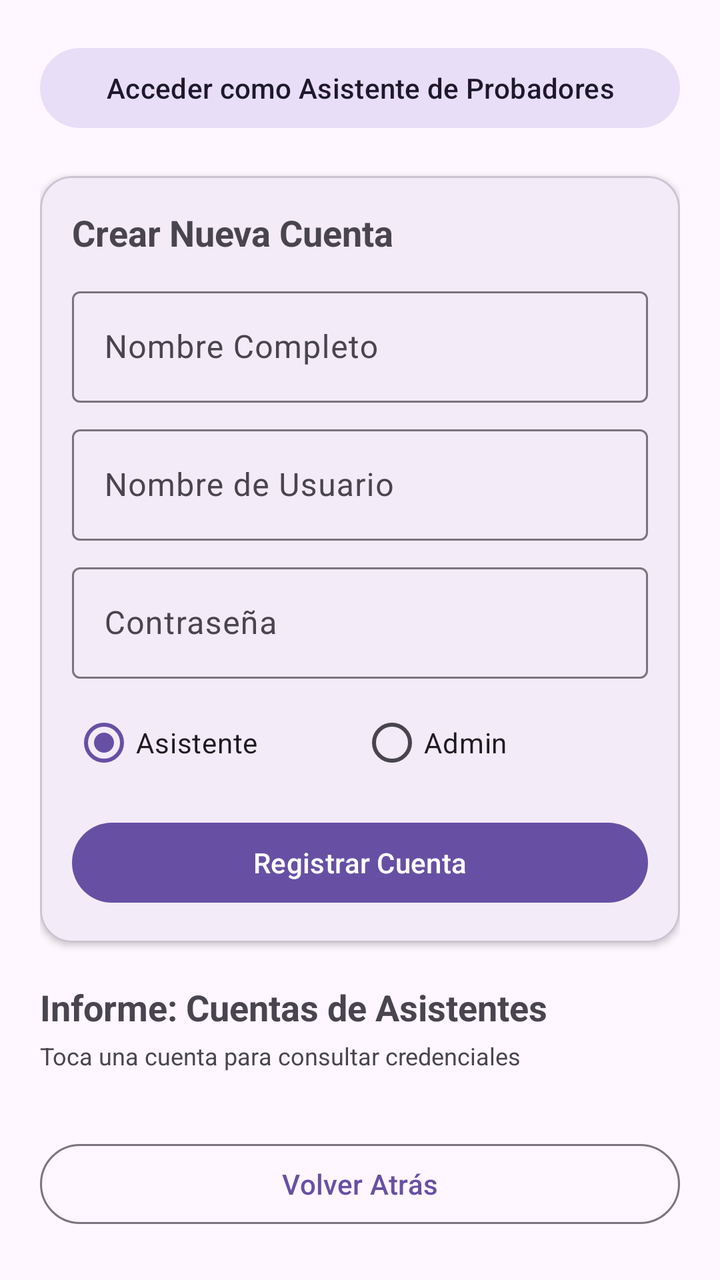
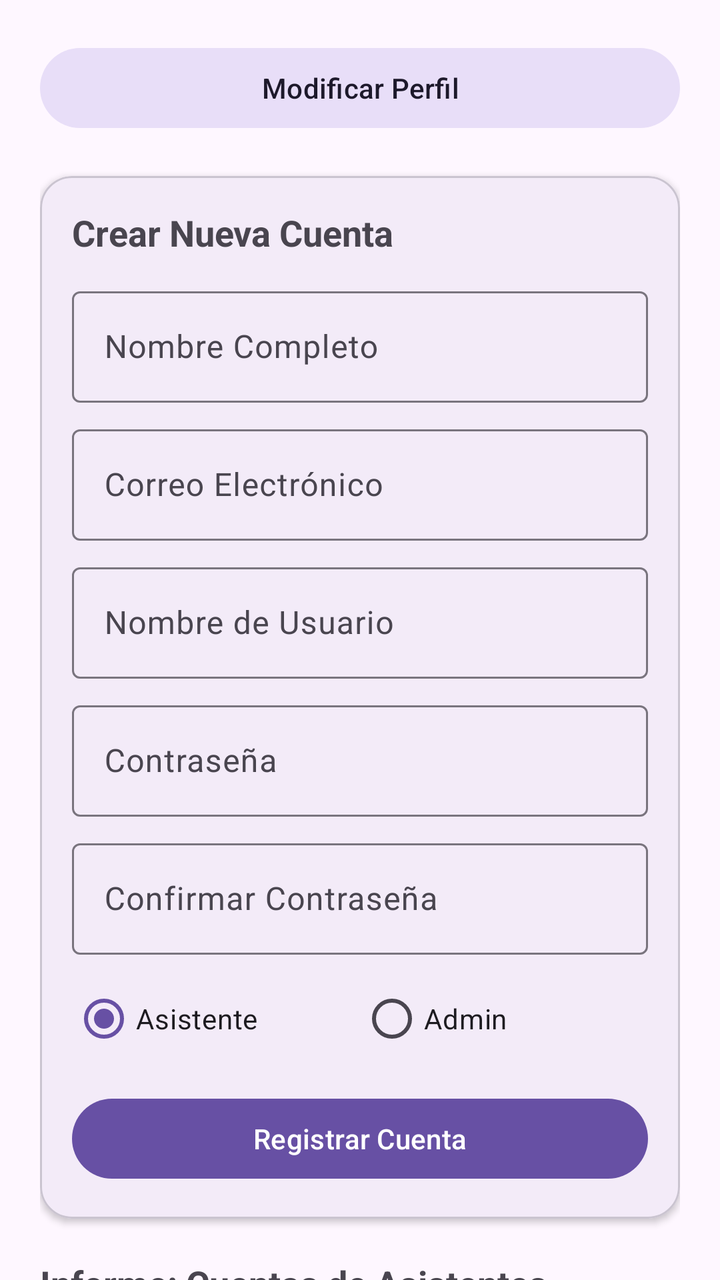

Compare the two renders of this Android layout. The source of the first and the diff that turns it into the second are given below.
<!-- AndroidManifest.xml: application theme Theme.RinconSurProbadores -->
<!-- res/layout/fragment_admin.xml -->
<?xml version="1.0" encoding="utf-8"?>
<androidx.core.widget.NestedScrollView xmlns:android="http://schemas.android.com/apk/res/android"
    xmlns:app="http://schemas.android.com/apk/res-auto"
    xmlns:tools="http://schemas.android.com/tools"
    android:layout_width="match_parent"
    android:layout_height="match_parent"
    android:fillViewport="true">

    <LinearLayout
        android:layout_width="match_parent"
        android:layout_height="wrap_content"
        android:orientation="vertical"
        android:padding="20dp">

        
        <Button
            android:id="@+id/btnIrVistaAsistente"
            style="@style/Widget.Material3.Button.TonalButton"
            android:layout_width="match_parent"
            android:layout_height="wrap_content"
            android:layout_marginBottom="20dp"
            android:text="Acceder como Asistente de Probadores" />

        
        <com.google.android.material.card.MaterialCardView
            android:layout_width="match_parent"
            android:layout_height="wrap_content"
            android:layout_marginBottom="20dp"
            app:cardCornerRadius="16dp"
            app:cardElevation="2dp">

            <LinearLayout
                android:layout_width="match_parent"
                android:layout_height="wrap_content"
                android:orientation="vertical"
                android:padding="16dp">

                <TextView
                    android:layout_width="wrap_content"
                    android:layout_height="wrap_content"
                    android:layout_marginBottom="12dp"
                    android:text="Crear Nueva Cuenta"
                    android:textSize="18sp"
                    android:textStyle="bold" />

                <com.google.android.material.textfield.TextInputLayout
                    style="@style/Widget.Material3.TextInputLayout.OutlinedBox"
                    android:layout_width="match_parent"
                    android:layout_height="wrap_content"
                    android:layout_marginBottom="8dp"
                    android:hint="Nombre Completo">

                    <com.google.android.material.textfield.TextInputEditText
                        android:id="@+id/etNombreNuevo"
                        android:layout_width="match_parent"
                        android:layout_height="wrap_content" />
                </com.google.android.material.textfield.TextInputLayout>

                <com.google.android.material.textfield.TextInputLayout
                    style="@style/Widget.Material3.TextInputLayout.OutlinedBox"
                    android:layout_width="match_parent"
                    android:layout_height="wrap_content"
                    android:layout_marginBottom="8dp"
                    android:hint="Nombre de Usuario">

                    <com.google.android.material.textfield.TextInputEditText
                        android:id="@+id/etUsernameNuevo"
                        android:layout_width="match_parent"
                        android:layout_height="wrap_content"
                        android:inputType="textNoSuggestions" />
                </com.google.android.material.textfield.TextInputLayout>

                <com.google.android.material.textfield.TextInputLayout
                    style="@style/Widget.Material3.TextInputLayout.OutlinedBox"
                    android:layout_width="match_parent"
                    android:layout_height="wrap_content"
                    android:layout_marginBottom="8dp"
                    android:hint="Contraseña">

                    <com.google.android.material.textfield.TextInputEditText
                        android:id="@+id/etPassNuevo"
                        android:layout_width="match_parent"
                        android:layout_height="wrap_content"
                        android:inputType="textPassword" />
                </com.google.android.material.textfield.TextInputLayout>

                <RadioGroup
                    android:id="@+id/rgRol"
                    android:layout_width="match_parent"
                    android:layout_height="wrap_content"
                    android:layout_marginBottom="12dp"
                    android:orientation="horizontal">

                    <RadioButton
                        android:id="@+id/rbAsistente"
                        android:layout_width="0dp"
                        android:layout_height="wrap_content"
                        android:layout_weight="1"
                        android:checked="true"
                        android:text="Asistente" />

                    <RadioButton
                        android:id="@+id/rbAdmin"
                        android:layout_width="0dp"
                        android:layout_height="wrap_content"
                        android:layout_weight="1"
                        android:text="Admin" />
                </RadioGroup>

                <Button
                    android:id="@+id/btnCrearCuenta"
                    android:layout_width="match_parent"
                    android:layout_height="wrap_content"
                    android:text="Registrar Cuenta" />
            </LinearLayout>
        </com.google.android.material.card.MaterialCardView>

        
        <TextView
            android:layout_width="wrap_content"
            android:layout_height="wrap_content"
            android:layout_marginBottom="4dp"
            android:text="Informe: Cuentas de Asistentes"
            android:textSize="18sp"
            android:textStyle="bold" />

        <TextView
            android:layout_width="wrap_content"
            android:layout_height="wrap_content"
            android:layout_marginBottom="12dp"
            android:text="Toca una cuenta para consultar credenciales"
            android:textColor="?attr/colorOnSurfaceVariant"
            android:textSize="12sp" />

        <androidx.recyclerview.widget.RecyclerView
            android:id="@+id/rvUsuarios"
            android:layout_width="match_parent"
            android:layout_height="wrap_content"
            android:nestedScrollingEnabled="false" />

        
        <Button
            android:id="@+id/btnVolverAtras"
            style="@style/Widget.Material3.Button.OutlinedButton"
            android:layout_width="match_parent"
            android:layout_height="wrap_content"
            android:layout_marginTop="20dp"
            android:text="Volver Atrás" />

    </LinearLayout>
</androidx.core.widget.NestedScrollView>
<!-- resources referenced by this layout -->
<resources>
  <style name="Theme.RinconSurProbadores" parent="Base.Theme.RinconSurProbadores" />
  <style name="Base.Theme.RinconSurProbadores" parent="Theme.Material3.DayNight.NoActionBar">
          
          
      </style>
</resources>

<!-- the commit's change to res/layout/fragment_admin.xml (unified diff, before → after) -->
@@ -14,12 +14,12 @@
 
         
         <Button
-            android:id="@+id/btnIrVistaAsistente"
+            android:id="@+id/btnModificarPerfil"
             style="@style/Widget.Material3.Button.TonalButton"
             android:layout_width="match_parent"
             android:layout_height="wrap_content"
             android:layout_marginBottom="20dp"
-            android:text="Acceder como Asistente de Probadores" />
+            android:text="Modificar Perfil" />
 
         
         <com.google.android.material.card.MaterialCardView
@@ -61,6 +61,20 @@
                     android:layout_width="match_parent"
                     android:layout_height="wrap_content"
                     android:layout_marginBottom="8dp"
+                    android:hint="Correo Electrónico">
+
+                    <com.google.android.material.textfield.TextInputEditText
+                        android:id="@+id/etCorreoNuevo"
+                        android:layout_width="match_parent"
+                        android:layout_height="wrap_content"
+                        android:inputType="textEmailAddress" />
+                </com.google.android.material.textfield.TextInputLayout>
+
+                <com.google.android.material.textfield.TextInputLayout
+                    style="@style/Widget.Material3.TextInputLayout.OutlinedBox"
+                    android:layout_width="match_parent"
+                    android:layout_height="wrap_content"
+                    android:layout_marginBottom="8dp"
                     android:hint="Nombre de Usuario">
 
                     <com.google.android.material.textfield.TextInputEditText
@@ -79,6 +93,20 @@
 
                     <com.google.android.material.textfield.TextInputEditText
                         android:id="@+id/etPassNuevo"
+                        android:layout_width="match_parent"
+                        android:layout_height="wrap_content"
+                        android:inputType="textPassword" />
+                </com.google.android.material.textfield.TextInputLayout>
+
+                <com.google.android.material.textfield.TextInputLayout
+                    style="@style/Widget.Material3.TextInputLayout.OutlinedBox"
+                    android:layout_width="match_parent"
+                    android:layout_height="wrap_content"
+                    android:layout_marginBottom="8dp"
+                    android:hint="Confirmar Contraseña">
+
+                    <com.google.android.material.textfield.TextInputEditText
+                        android:id="@+id/etConfirmPassNuevo"
                         android:layout_width="match_parent"
                         android:layout_height="wrap_content"
                         android:inputType="textPassword" />
@@ -128,7 +156,7 @@
             android:layout_width="wrap_content"
             android:layout_height="wrap_content"
             android:layout_marginBottom="12dp"
-            android:text="Toca una cuenta para consultar credenciales"
+            android:text="Toca una cuenta para consultar detalles"
             android:textColor="?attr/colorOnSurfaceVariant"
             android:textSize="12sp" />
 
@@ -138,14 +166,5 @@
             android:layout_height="wrap_content"
             android:nestedScrollingEnabled="false" />
 
-        
-        <Button
-            android:id="@+id/btnVolverAtras"
-            style="@style/Widget.Material3.Button.OutlinedButton"
-            android:layout_width="match_parent"
-            android:layout_height="wrap_content"
-            android:layout_marginTop="20dp"
-            android:text="Volver Atrás" />
-
     </LinearLayout>
 </androidx.core.widget.NestedScrollView>
